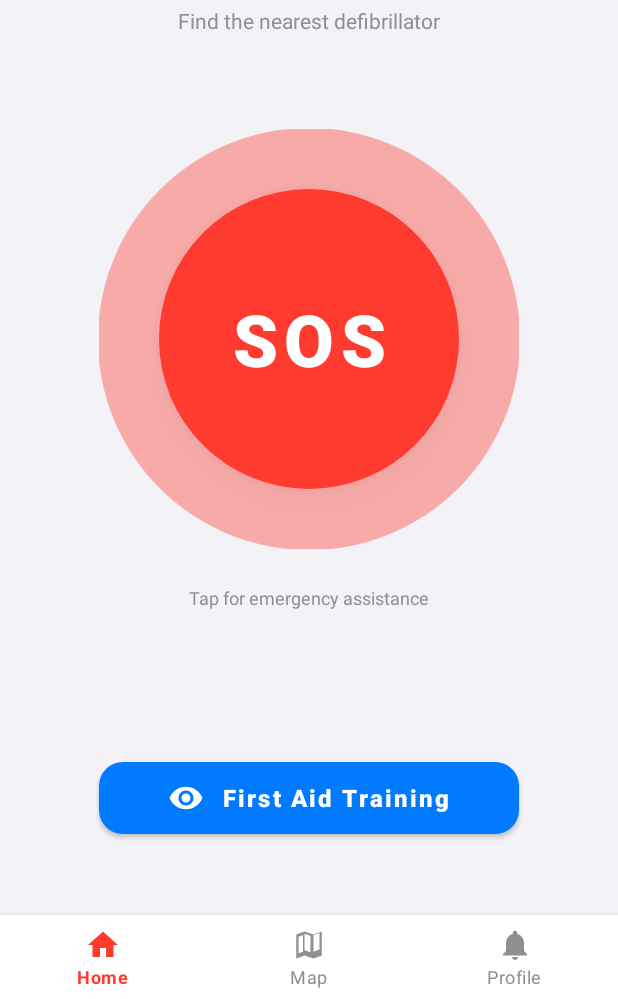
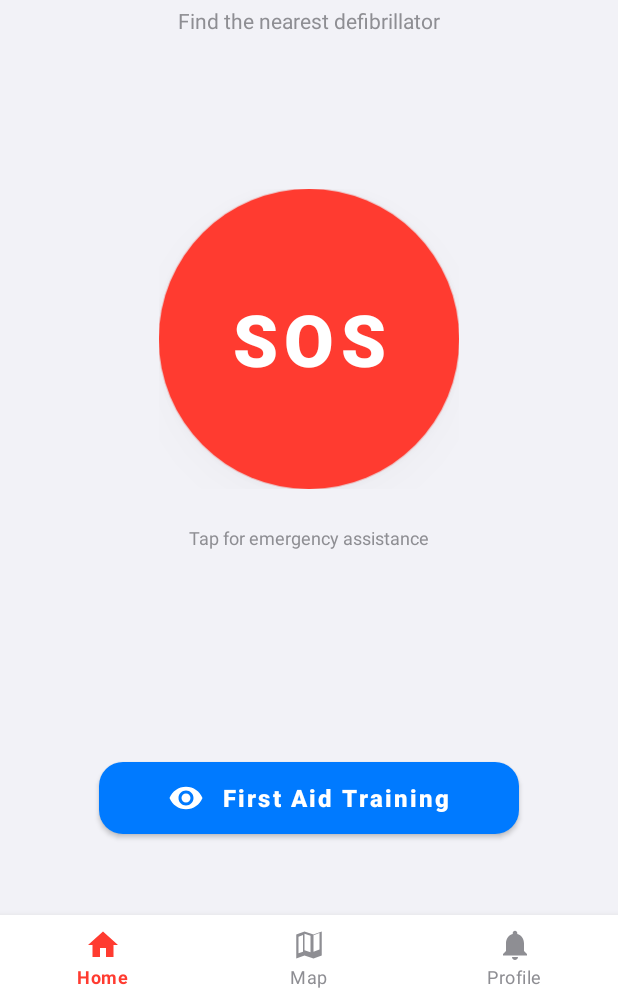
Before and after one commit to Gosha8642/FirstPomoc, an Android app: the screen it shows after launch (MainActivity), on a phone screen of 412 x 824 dp, the part 237-1236 px from its top. Run offline under Robolectric (Android 15) with nearby library versions, the phone set to English and light mode, and no system bars; our stand-ins replace navigation-ui.

Commit message:
auto-commit for 6d923029-85d1-4a1b-8d2e-af6ae1258a58

```diff
--- /dev/null
+++ b/app/src/main/res/drawable/bg_pulse_ring.xml
@@ -0,0 +1,7 @@
+<?xml version="1.0" encoding="utf-8"?>
+<shape xmlns:android="http://schemas.android.com/apk/res/android"
+    android:shape="oval">
+
+    <solid android:color="@color/primary" />
+
+</shape>
--- a/app/src/main/res/layout/fragment_dashboard.xml
+++ b/app/src/main/res/layout/fragment_dashboard.xml
@@ -116,8 +116,8 @@
             android:layout_height="wrap_content"
             android:layout_gravity="center_horizontal"
             android:layout_marginTop="12dp"
-            android:text="↓ Swipe down to close"
-            android:textSize="11sp"
+            android:text="↓"
+            android:textSize="14sp"
             android:textColor="@color/text_secondary_light" />
 
     </LinearLayout>
--- a/app/src/main/res/layout/fragment_home.xml
+++ b/app/src/main/res/layout/fragment_home.xml
@@ -88,7 +88,7 @@
 
     </LinearLayout>
 
-    <!-- App Title - Changed to FirstPomoc -->
+    <!-- App Title -->
     <TextView
         android:id="@+id/appTitle"
         android:layout_width="wrap_content"
@@ -119,19 +119,21 @@
         android:id="@+id/sosContainer"
         android:layout_width="wrap_content"
         android:layout_height="wrap_content"
+        android:clipChildren="false"
+        android:clipToPadding="false"
         app:layout_constraintTop_toTopOf="parent"
         app:layout_constraintBottom_toBottomOf="parent"
         app:layout_constraintStart_toStartOf="parent"
         app:layout_constraintEnd_toEndOf="parent">
 
-        <!-- Pulse Ring (Behind) - BIGGER radius -->
-        <View
+        <!-- Pulse Ring - using ImageView with oval background -->
+        <ImageView
             android:id="@+id/pulseRing"
-            android:layout_width="280dp"
-            android:layout_height="280dp"
+            android:layout_width="200dp"
+            android:layout_height="200dp"
             android:layout_gravity="center"
-            android:background="@drawable/bg_sos_button"
-            android:alpha="0.3" />
+            android:background="@drawable/bg_pulse_ring"
+            android:alpha="0.4" />
 
         <!-- SOS Button -->
         <Button
```
